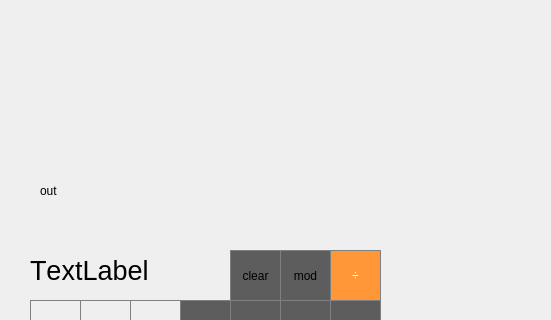
The window that src/mainwindow.ui (shiffter/smart_calc) describes before a commit, drawn with Qt 5; both pictures show x 0 to 551 and y 0 to 320 of the 551 by 550 pixel window.
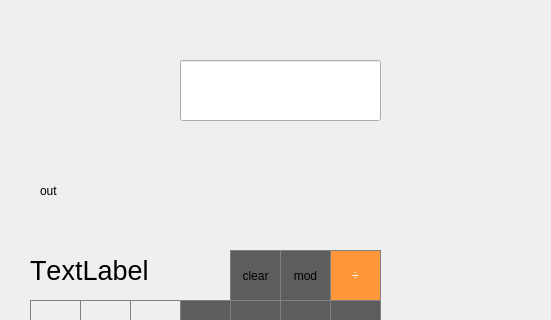
The same window after the commit.

Diff of the .ui file:
```diff
--- a/src/mainwindow.ui
+++ b/src/mainwindow.ui
@@ -725,7 +725,7 @@
      <rect>
       <x>40</x>
       <y>160</y>
-      <width>431</width>
+      <width>341</width>
       <height>61</height>
      </rect>
     </property>
@@ -733,6 +733,16 @@
      <string>out</string>
     </property>
    </widget>
+   <widget class="QLineEdit" name="lineEdit">
+    <property name="geometry">
+     <rect>
+      <x>180</x>
+      <y>60</y>
+      <width>201</width>
+      <height>61</height>
+     </rect>
+    </property>
+   </widget>
   </widget>
  </widget>
  <resources/>
```
